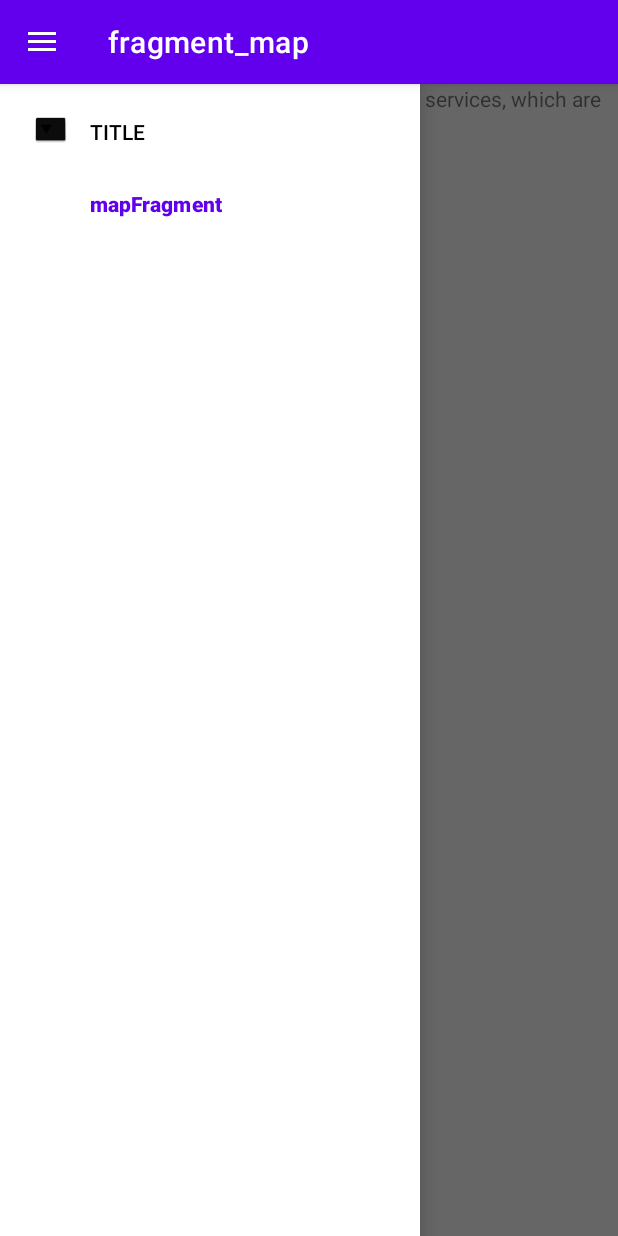
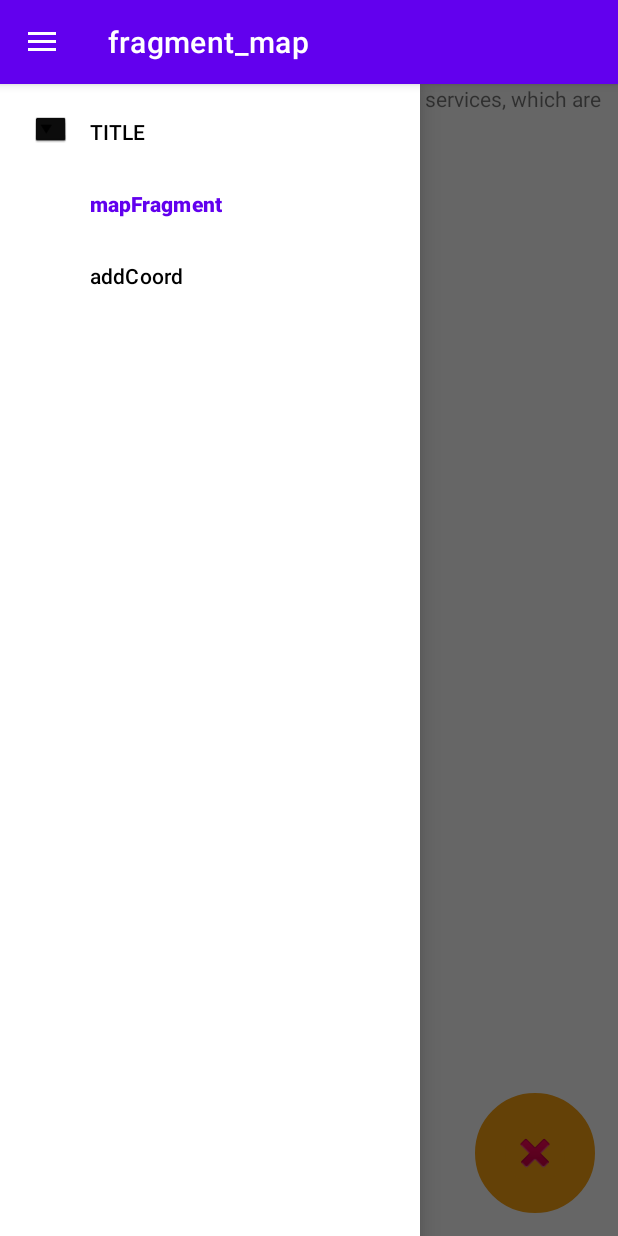
Before and after one commit to AlbertDarchiev/Project-MapsApp, an Android app: the screen it shows after launch (MainActivity), with the side drawer open, on a phone screen of 412 x 824 dp. Run offline under Robolectric (Android 15) with nearby library versions, the phone set to English and light mode, and no system bars; our stand-ins replace navigation-ui.

Commit message:
commitAddLocation

```diff
--- a/app/src/main/java/com/example/m08_mapsapp/viewmodel/MapViewModel.kt
+++ b/app/src/main/java/com/example/m08_mapsapp/viewmodel/MapViewModel.kt
@@ -1,8 +1,11 @@
 package com.example.m08_mapsapp.viewmodel
 
+import androidx.lifecycle.MutableLiveData
 import androidx.lifecycle.ViewModel
 import com.google.android.gms.maps.GoogleMap
+import com.google.android.gms.maps.model.Marker
 
 class MapViewModel: ViewModel() {
-    var map: GoogleMap? = null
+    var map = MutableLiveData<GoogleMap>()
+    val markerList = MutableLiveData<List<Marker>>()
 }
--- /dev/null
+++ b/app/src/main/res/drawable/icon_background.xml
@@ -0,0 +1,14 @@
+<?xml version="1.0" encoding="utf-8"?>
+<layer-list xmlns:android="http://schemas.android.com/apk/res/android">
+    <item>
+        <shape
+            android:tint="@color/orange"
+            android:shape="rectangle">
+            <corners
+                android:radius="250dp"/>
+            <stroke
+                android:width="20dp"
+                android:color="@color/purple_200" />
+        </shape>
+    </item>
+</layer-list>
--- a/app/src/main/res/layout/fragment_map.xml
+++ b/app/src/main/res/layout/fragment_map.xml
@@ -1,19 +1,23 @@
 <?xml version="1.0" encoding="utf-8"?>
-<FrameLayout xmlns:android="http://schemas.android.com/apk/res/android"
+<androidx.constraintlayout.widget.ConstraintLayout xmlns:android="http://schemas.android.com/apk/res/android"
+    xmlns:app="http://schemas.android.com/apk/res-auto"
     xmlns:tools="http://schemas.android.com/tools"
     android:layout_width="match_parent"
     android:layout_height="match_parent"
     tools:context=".view.MapFragment">
+
     <androidx.fragment.app.FragmentContainerView
         android:name="com.google.android.gms.maps.SupportMapFragment"
         android:id="@+id/map"
         android:layout_width="match_parent"
         android:layout_height="match_parent"/>
-
     <ImageButton
+        android:layout_margin="15dp"
         android:id="@+id/add_button"
-        android:layout_width="100dp"
-        android:layout_height="100dp"
+        android:layout_width="80dp"
+        android:layout_height="80dp"
         android:src="@android:drawable/ic_delete"
-        />
-</FrameLayout>
+        android:background="@drawable/icon_background"
+        app:layout_constraintBottom_toBottomOf="parent"
+        app:layout_constraintEnd_toEndOf="parent" />
+</androidx.constraintlayout.widget.ConstraintLayout>
--- a/app/src/main/res/menu/drawer_menu.xml
+++ b/app/src/main/res/menu/drawer_menu.xml
@@ -2,4 +2,5 @@
 <menu xmlns:android="http://schemas.android.com/apk/res/android">
     <item android:title="TITLE" android:icon="@android:drawable/btn_dropdown" />
     <item android:title="mapFragment" android:id="@+id/fragment_map"/>
+    <item android:title="addCoord" android:id="@+id/addLocationFragment"/>
 </menu>
--- a/app/src/main/res/navigation/nav_graph.xml
+++ b/app/src/main/res/navigation/nav_graph.xml
@@ -17,6 +17,9 @@
         android:id="@+id/addLocationFragment"
         android:name="com.example.m08_mapsapp.view.AddLocationFragment"
         android:label="fragment_add_location"
-        tools:layout="@layout/fragment_add_location" />
-
+        tools:layout="@layout/fragment_add_location" >
+        <action
+            android:id="@+id/action_addLocationFragment_to_fragment_map"
+            app:destination="@id/fragment_map" />
+    </fragment>
 </navigation>
```
Also changed, not shown: app/src/main/java/com/example/m08_mapsapp/view/AddLocationFragment.kt (+11 -7 lines), app/src/main/java/com/example/m08_mapsapp/view/MapFragment.kt (+7 -12 lines), app/src/main/res/drawable/map_neon_icon.png (added).
